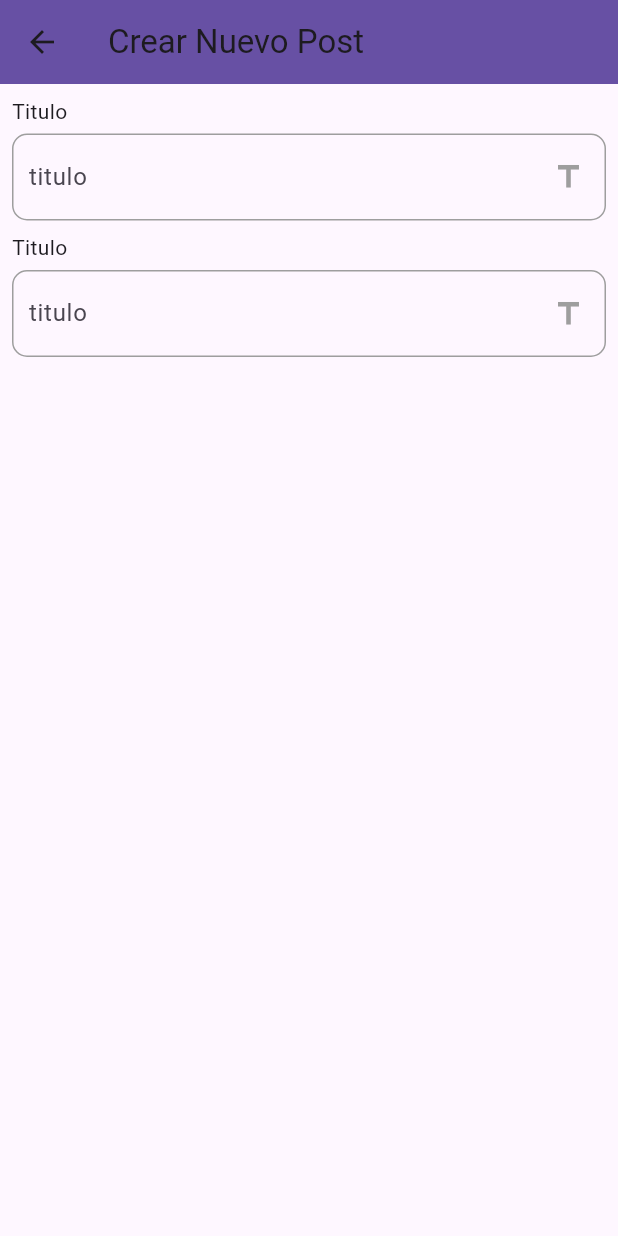
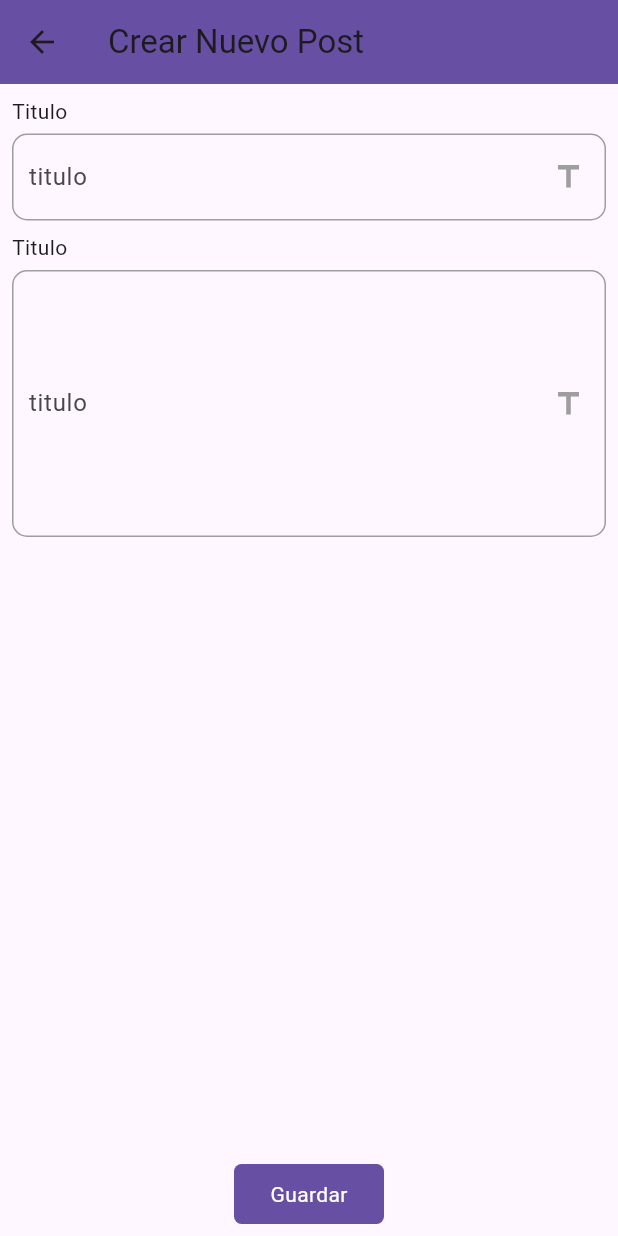
Before and after one commit to ozuro/app_crud, a Flutter app: the DetailUserScreen screen opened by its route, after a tap on the "note add" icon, on a phone screen of 412 x 824 dp. Run offline on Flutter 3.47's test engine with Material 3 defaults, Android fonts, the phone set to English and light mode, and no system bars.

Commit message:
detalle de post

```diff
--- a/lib/presentacion/app.dart
+++ b/lib/presentacion/app.dart
@@ -1,5 +1,3 @@
-import 'package:first_crud/presentacion/screen/detail_user/DetailUser.dart';
-import 'package:first_crud/presentacion/screen/new_post/NewPost.dart';
 import 'package:first_crud/presentacion/screen/screens.dart';
 import 'package:flutter/material.dart';
 
@@ -18,6 +16,7 @@ class MyApp extends StatelessWidget {
           NewUserScreen.routeName: (_) => const NewUserScreen(),
           DetailUserScreen.routeName: (_) => const DetailUserScreen(),
           NewPostScreen.routeName: (_) => const NewPostScreen(),
+          DetailPostScreen.routeName: (_) => const DetailPostScreen(),
         });
   }
 }
--- a/lib/presentacion/screen/detail_user/widgets/list_post.dart
+++ b/lib/presentacion/screen/detail_user/widgets/list_post.dart
@@ -1,3 +1,4 @@
+import 'package:first_crud/presentacion/screen/screens.dart';
 import 'package:flutter/material.dart';
 
 class ListaPost extends StatelessWidget {
@@ -22,7 +23,11 @@ class ListaPost extends StatelessWidget {
                   title: Text("Post $index"),
                   subtitle: Text("Descripcion del post $index"),
                   leading: Icon(Icons.post_add),
-                  trailing: Icon(Icons.arrow_forward_ios),
+                  trailing: Icon(
+                    Icons.arrow_forward_ios,
+                  ),
+                  onTap: () =>
+                      Navigator.pushNamed(context, DetailPostScreen.routeName),
                 );
               },
               separatorBuilder: (context, index) => const Divider(),
--- a/lib/presentacion/screen/new_post/NewPost.dart
+++ b/lib/presentacion/screen/new_post/NewPost.dart
@@ -1,4 +1,5 @@
 import 'package:first_crud/presentacion/screen/screens.dart';
+import 'package:first_crud/presentacion/widgets/widgets.dart';
 import 'package:flutter/material.dart';
 
 class NewPostScreen extends StatelessWidget {
@@ -12,8 +13,8 @@ class NewPostScreen extends StatelessWidget {
         title: const Text("Crear Nuevo Post"),
         backgroundColor: Theme.of(context).primaryColor,
       ),
-      body: Padding(
-        padding: const EdgeInsets.all(8.0),
+      body: const Padding(
+        padding: EdgeInsets.all(8.0),
         child: Column(
           children: [
             TextFieldWidget(
@@ -22,7 +23,13 @@ class NewPostScreen extends StatelessWidget {
               height: 8.0,
             ),
             TextFieldWidget(
-                label: 'Titulo', placeholder: 'titulo', icon: Icons.title),
+              label: 'Titulo',
+              placeholder: 'titulo',
+              icon: Icons.title,
+              isTextArea: true,
+            ),
+            Spacer(),
+            buttom()
           ],
         ),
       ),
--- a/lib/presentacion/screen/screens.dart
+++ b/lib/presentacion/screen/screens.dart
@@ -1,6 +1,8 @@
-// exportamos para el app.dart
+// exportamos los screenn s vistass para el app.dart
+
 export 'package:first_crud/presentacion/screen/detail_user/DetailUser.dart';
 export 'package:first_crud/presentacion/widgets/text_field.dart';
 export 'package:first_crud/presentacion/screen/home/Home.dart';
 export 'package:first_crud/presentacion/screen/new_user/NewUser.dart';
 export 'package:first_crud/presentacion/screen/new_post/NewPost.dart';
+export 'package:first_crud/presentacion/screen/detail_post/DetailPost.dart';
--- /dev/null
+++ b/lib/presentacion/widgets/buttom.dart
@@ -0,0 +1,23 @@
+import 'package:flutter/material.dart';
+
+class buttom extends StatelessWidget {
+  const buttom({
+    super.key,
+  });
+
+  @override
+  Widget build(BuildContext context) {
+    return Container(
+      width: 100.0,
+      padding: EdgeInsets.all(10.0),
+      decoration: BoxDecoration(
+          color: Theme.of(context).primaryColor,
+          borderRadius: BorderRadius.circular(5.0)),
+      child: Center(
+          child: Text(
+        "Guardar",
+        style: TextStyle(color: Colors.white),
+      )),
+    );
+  }
+}
--- a/lib/presentacion/widgets/text_field.dart
+++ b/lib/presentacion/widgets/text_field.dart
@@ -3,13 +3,14 @@ import 'package:flutter/material.dart';
 class TextFieldWidget extends StatelessWidget {
   final String label;
   final String placeholder;
-  final IconData icon;
-
+  final IconData? icon;
+  final bool isTextArea;
   const TextFieldWidget({
     super.key,
     required this.label,
     required this.placeholder,
     required this.icon,
+    this.isTextArea = false,
   });
 
   @override
@@ -26,6 +27,7 @@ class TextFieldWidget extends StatelessWidget {
             borderRadius: BorderRadius.circular(10),
           ),
           child: TextField(
+            maxLines: isTextArea ? 6 : null,
             decoration: InputDecoration(
                 border: InputBorder.none,
                 labelText: placeholder,
--- a/lib/presentacion/widgets/widgets.dart
+++ b/lib/presentacion/widgets/widgets.dart
@@ -1,3 +1,5 @@
+export 'package:first_crud/presentacion/widgets/buttom.dart';
+
 export 'package:first_crud/presentacion/widgets/dropdown.dart';
 
 export 'package:first_crud/presentacion/widgets/text_field.dart';
```
Also changed, not shown: lib/presentacion/screen/detail_post/DetailPost.dart (added, +47 -0 lines), lib/presentacion/screen/new_user/NewUser.dart (+1 -12 lines).
